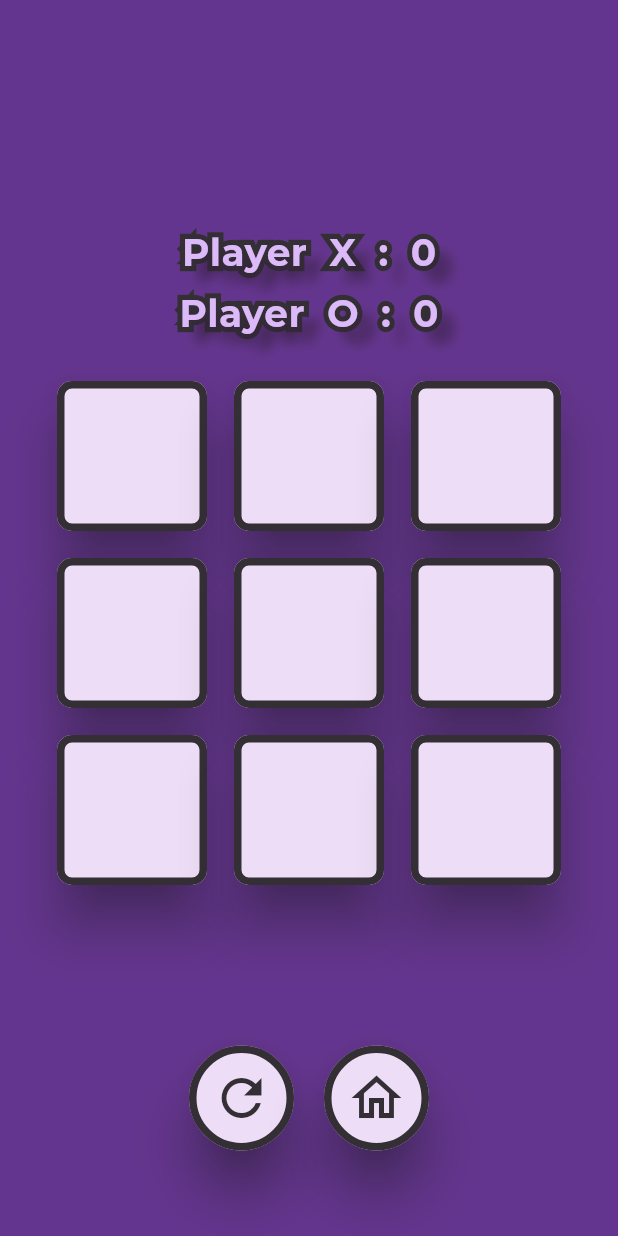
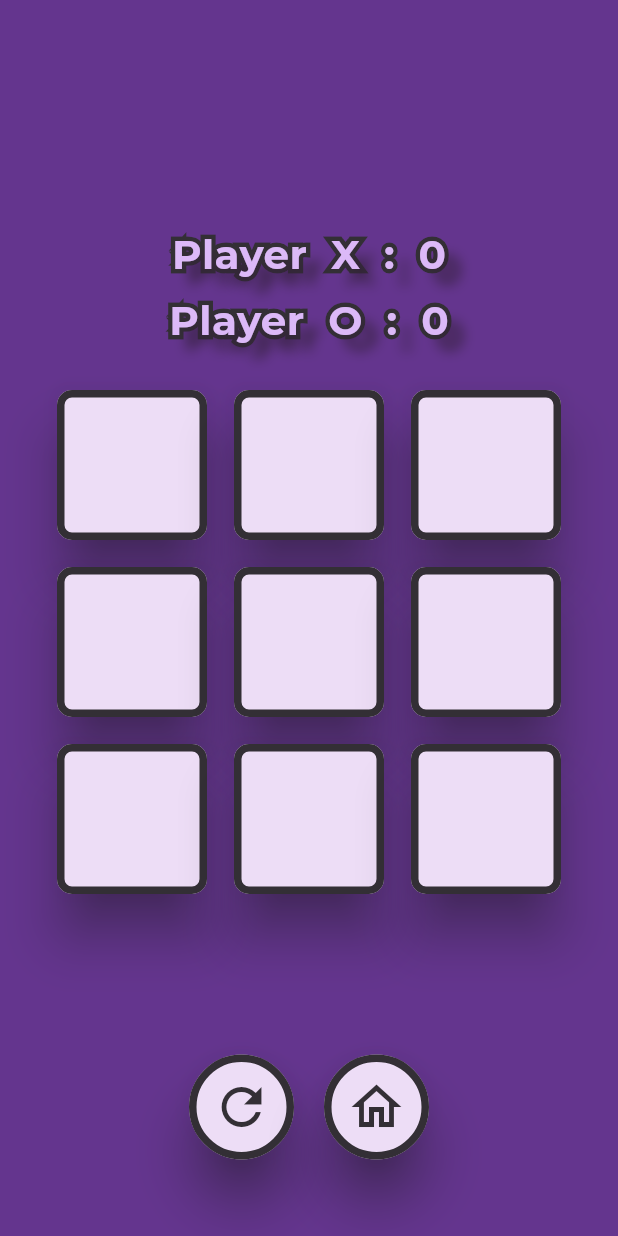
Before and after one commit to abdyevas/Flutter_Tic_Tac_Toe, a Flutter app: the screen it shows after launch, after a tap on "1 player", on a phone screen of 412 x 824 dp. Run offline on Flutter 3.47's test engine with Material 3 defaults, Android fonts, the phone set to English and light mode, and no system bars; our stand-ins replace google_fonts.

Commit message:
small updates

```diff
--- a/tic_tac_toe/lib/widgets/display_score.dart
+++ b/tic_tac_toe/lib/widgets/display_score.dart
@@ -19,8 +19,8 @@ class DisplayScore extends StatelessWidget {
             text: 'Player  X  :  $playerXScore',
             textColor: colorScheme.inversePrimary,
             shadow: BoardCell.shadow,
-            fontSize: 25.0,
-            borderWidth: 7.0,
+            fontSize: 27.0,
+            borderWidth: 6.0,
           ),
           const SizedBox(
             height: 5,
@@ -29,8 +29,8 @@ class DisplayScore extends StatelessWidget {
             text: 'Player  O  :  $playerOScore',
             textColor: colorScheme.inversePrimary,
             shadow: BoardCell.shadow,
-            fontSize: 25.0,
-            borderWidth: 7.0,
+            fontSize: 27.0,
+            borderWidth: 6.0,
           ),
         ],
       ),
```
